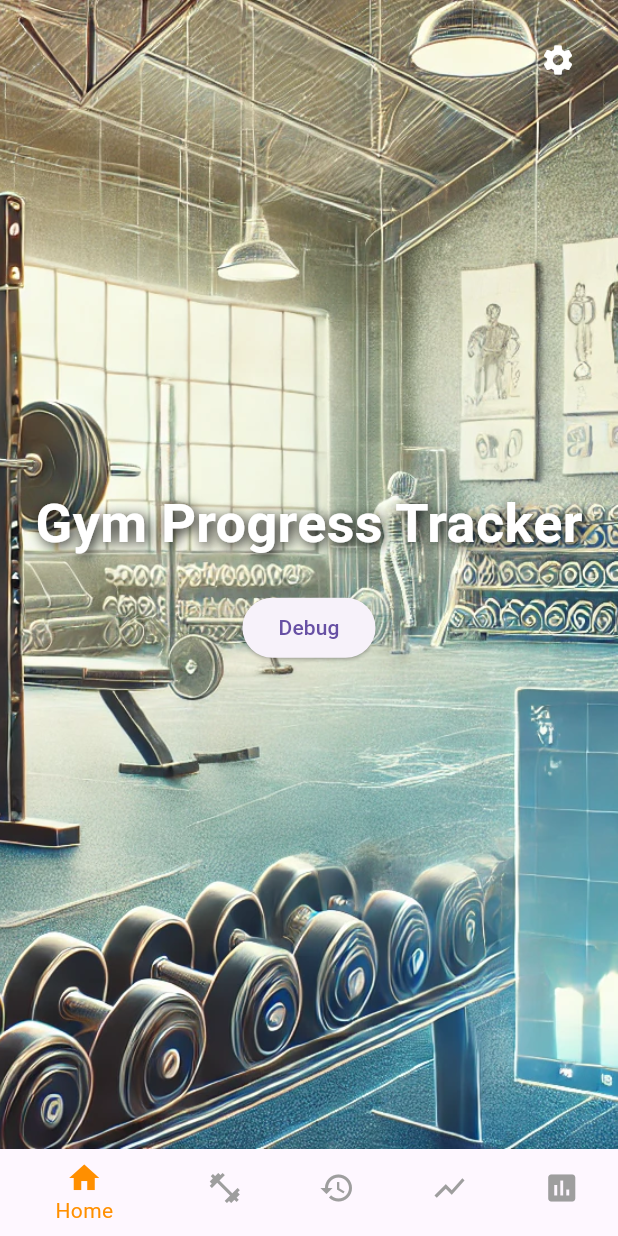
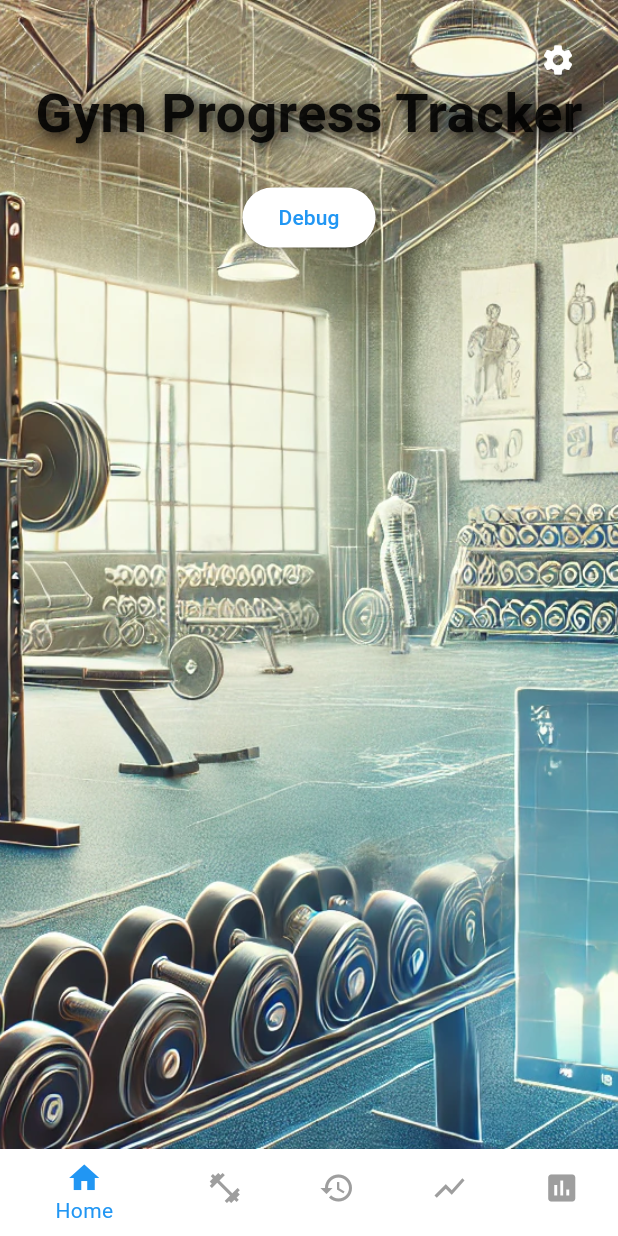
Before and after one commit to jpatch22/rpe_strength, a Flutter app: the screen it shows after launch, on a phone screen of 412 x 824 dp. Run offline on Flutter 3.47's test engine with Material 3 defaults, Android fonts, the phone set to English and light mode, and no system bars; our stand-ins replace firebase_core, hive, hive_flutter, syncfusion_flutter_charts; missing offline and left inert: fuzzy; accounts and stored records are empty.

Commit message:
custom themes

```diff
--- a/lib/src/app.dart
+++ b/lib/src/app.dart
@@ -1,10 +1,12 @@
 import 'package:flutter/material.dart';
+import 'package:provider/provider.dart';
 import 'package:rpe_strength/src/screens/history_page.dart';
 import 'package:rpe_strength/src/screens/predict_page.dart';
 import 'package:rpe_strength/src/screens/progress_page.dart';
-import './screens/home_page.dart';
-import 'screens/record_page.dart';
-import 'settings/settings_controller.dart';
+import 'package:rpe_strength/src/screens/home_page.dart';
+import 'package:rpe_strength/src/screens/record_page.dart';
+import 'package:rpe_strength/src/settings/settings_controller.dart';
+import 'package:rpe_strength/src/themes/themes.dart';
 
 class MyApp extends StatefulWidget {
   const MyApp({
@@ -40,9 +42,10 @@ class _MyAppState extends State<MyApp> {
     return AnimatedBuilder(
       animation: widget.settingsController,
       builder: (BuildContext context, Widget? child) {
+        bool isDarkMode = widget.settingsController.themeMode == ThemeMode.dark;
         return MaterialApp(
-          theme: ThemeData.light(),
-          darkTheme: ThemeData.dark(),
+          theme: customLightTheme,
+          darkTheme: customDarkTheme,
           themeMode: widget.settingsController.themeMode,
           home: Scaffold(
             body: _widgetOptions.elementAt(_selectedIndex),
@@ -66,11 +69,11 @@ class _MyAppState extends State<MyApp> {
                 ),
                 BottomNavigationBarItem(
                   icon: Icon(Icons.assessment),
-                  label: "Predict"
+                  label: 'Predict',
                 ),
               ],
               currentIndex: _selectedIndex,
-              selectedItemColor: Colors.amber[800],
+              selectedItemColor: isDarkMode ? Colors.amber[800] : Colors.blue,
               unselectedItemColor: Colors.grey,
               onTap: _onItemTapped,
             ),
--- a/lib/src/screens/home_page.dart
+++ b/lib/src/screens/home_page.dart
@@ -30,22 +30,22 @@ class HomePage extends StatelessWidget {
                   Navigator.push(
                     context,
                     MaterialPageRoute(
-                      builder: (context) => SettingsView(controller: settingsController),
+                      builder: (context) =>
+                          SettingsView(controller: settingsController),
                     ),
                   );
                 },
               ),
             ),
           ),
-          Center(
-            child: Column(
-              mainAxisAlignment: MainAxisAlignment.center,
+          Column(
+            mainAxisAlignment: MainAxisAlignment.start,
             children: [
+              SizedBox(height: 50),
               const Text(
                 'Gym Progress Tracker',
                 style: TextStyle(
                   fontSize: 36,
-                    color: Colors.white,
                   fontWeight: FontWeight.bold,
                   shadows: [
                     Shadow(
@@ -64,7 +64,6 @@ class HomePage extends StatelessWidget {
                 child: Text("Debug"),
               ),
             ],
-            ),
           ),
         ],
       ),
--- /dev/null
+++ b/lib/src/themes/themes.dart
@@ -0,0 +1,37 @@
+import 'package:flutter/material.dart';
+
+final ThemeData customLightTheme = ThemeData(
+  primarySwatch: Colors.blue,
+  primaryColor: Colors.blue,
+  brightness: Brightness.light,
+  scaffoldBackgroundColor: Colors.white,
+  colorScheme: const ColorScheme.light(
+    primary: Colors.blue,
+    secondary: Colors.blueAccent,
+  ),
+  textTheme: const TextTheme(
+    bodyLarge: TextStyle(color: Colors.black),
+    bodyMedium: TextStyle(color: Colors.black87),
+  ),
+  inputDecorationTheme: const InputDecorationTheme(
+    border: OutlineInputBorder(),
+  ),
+);
+
+final ThemeData customDarkTheme = ThemeData(
+  primarySwatch: Colors.blue,
+  primaryColor: Colors.blue,
+  brightness: Brightness.dark,
+  scaffoldBackgroundColor: Colors.black,
+  colorScheme: const ColorScheme.dark(
+    primary: Colors.blue,
+    secondary: Colors.blueAccent,
+  ),
+  textTheme: const TextTheme(
+    bodyLarge: TextStyle(color: Colors.white),
+    bodyMedium: TextStyle(color: Colors.white70),
+  ),
+  inputDecorationTheme: const InputDecorationTheme(
+    border: OutlineInputBorder(),
+  ),
+);
```
Also changed, not shown: lib/src/screens/progress_page.dart (+0 -7 lines). Lines whose indentation alone changed are shown as unchanged.
